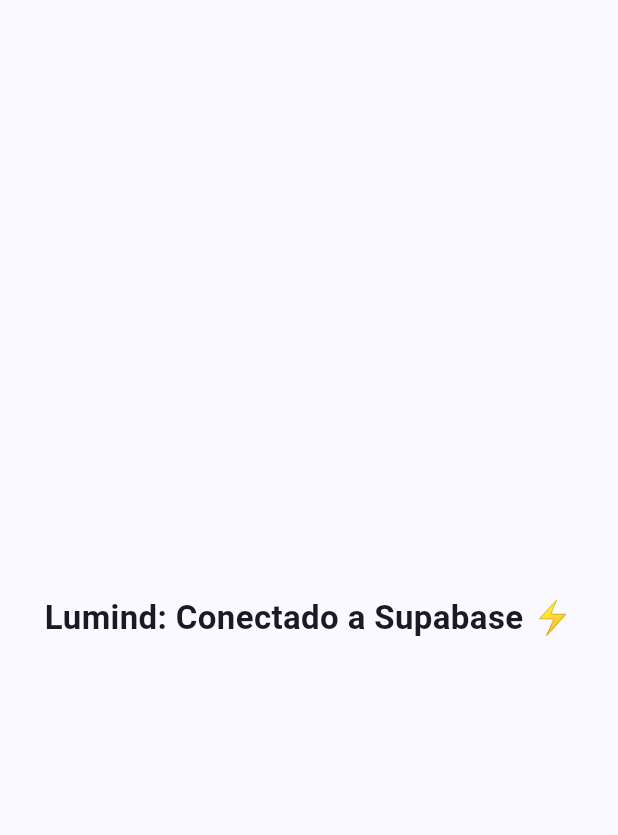
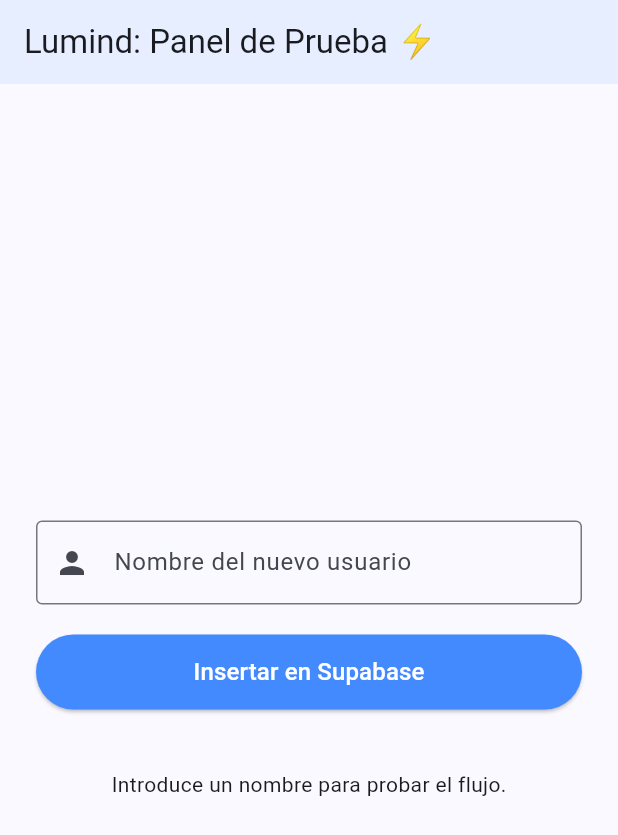
Before and after one commit to MeddinaDev/Lumind, a Flutter app: the screen it shows after launch, on a phone screen of 412 x 824 dp. Shown: the top 835 px of the screen. Run offline on Flutter 3.47's test engine with Material 3 defaults, Android fonts, the light colour scheme and no system bars; our stand-ins replace equatable, flutter_bloc, supabase_flutter; accounts and stored records are empty.

Commit message:
feat: Full Supabase integration and successful user insertion

```diff
--- a/lib/main.dart
+++ b/lib/main.dart
@@ -1,13 +1,21 @@
 import 'package:flutter/material.dart';
+import 'package:flutter_bloc/flutter_bloc.dart';
 import 'package:supabase_flutter/supabase_flutter.dart';
 
+// Importaciones de tus capas
+import 'data/datasources/usuario_remote_data_source.dart';
+import 'data/repositories/usuario_repository_impl.dart';
+import 'domain/usecases/crear_usuario_usecase.dart';
+import 'presentation/bloc/usuario/usuario_bloc.dart';
+import 'presentation/bloc/usuario/usuario_event.dart';
+import 'presentation/bloc/usuario/usuario_state.dart';
+
 void main() async {
-  // 1. Aseguramos que los bindings de Flutter estén listos antes de iniciar servicios asíncronos
   WidgetsFlutterBinding.ensureInitialized();
 
-  // 2. Inicializo la conexión con la base de datos en la nube
+  // Inicializamos Supabase
   await Supabase.initialize(
-    url: 'https://ubstaujgjthsfkccokws.supabase.co/rest/v1/',
+    url: 'https://ubstaujgjthsfkccokws.supabase.co',
     publishableKey: 'eyJhbGciOiJIUzI1NiIsInR5cCI6IkpXVCJ9.eyJpc3MiOiJzdXBhYmFzZSIsInJlZiI6InVic3RhdWpnanRoc2ZrY2Nva3dzIiwicm9sZSI6ImFub24iLCJpYXQiOjE3ODIwNjM0NjcsImV4cCI6MjA5NzYzOTQ2N30.SVsmLxkIiAfw0PAEQTPPxaH8bgPIvBTGpFzuescZ-B8',
   );
 
@@ -19,6 +27,14 @@
 
   @override
   Widget build(BuildContext context) {
+    // 1. Instanciamos el cliente de Supabase
+    final supabaseClient = Supabase.instance.client;
+
+    // 2. Inyectamos las dependencias siguiendo la Clean Architecture
+    final remoteDataSource = UsuarioRemoteDataSourceImpl(supabaseClient: supabaseClient);
+    final usuarioRepository = UsuarioRepositoryImpl(remoteDataSource: remoteDataSource);
+    final crearUsuarioUseCase = CrearUsuarioUseCase(usuarioRepository);
+
     return MaterialApp(
       title: 'Lumind',
       debugShowCheckedModeBanner: false,
@@ -26,15 +42,101 @@
         colorScheme: ColorScheme.fromSeed(seedColor: Colors.blueAccent),
         useMaterial3: true,
       ),
-      home: const Scaffold(
-        body: Center(
-          child: Text(
-            'Lumind: Conectado a Supabase ⚡️',
-            style: TextStyle(
-              fontSize: 22,
-              fontWeight: FontWeight.bold,
+      // 3. Proveemos el BLOC a toda la aplicación
+      home: BlocProvider(
+        create: (context) => UsuarioBloc(crearUsuarioUseCase: crearUsuarioUseCase),
+        child: const PantallaPruebaUsuario(),
+      ),
+    );
+  }
+}
+
+class PantallaPruebaUsuario extends StatefulWidget {
+  const PantallaPruebaUsuario({super.key});
+
+  @override
+  State<PantallaPruebaUsuario> createState() => _PantallaPruebaUsuarioState();
+}
+
+class _PantallaPruebaUsuarioState extends State<PantallaPruebaUsuario> {
+  final TextEditingController _nombreController = TextEditingController();
+
+  @override
+  void dispose() {
+    _nombreController.dispose();
+    super.dispose();
+  }
+
+  @override
+  Widget build(BuildContext context) {
+    return Scaffold(
+      appBar: AppBar(
+        title: const Text('Lumind: Panel de Prueba ⚡️'),
+        backgroundColor: Colors.blueAccent.withValues(alpha: 0.1),
+      ),
+      body: Padding(
+        padding: const EdgeInsets.all(24.0),
+        child: Column(
+          mainAxisAlignment: MainAxisAlignment.center,
+          children: [
+            TextField(
+              controller: _nombreController,
+              decoration: const InputDecoration(
+                labelText: 'Nombre del nuevo usuario',
+                border: OutlineInputBorder(),
+                prefixIcon: Icon(Icons.person),
+              ),
             ),
-          ),
+            const SizedBox(height: 20),
+            ElevatedButton(
+              style: ElevatedButton.styleFrom(
+                minimumSize: const Size.fromHeight(50),
+                backgroundColor: Colors.blueAccent,
+                foregroundColor: Colors.white,
+              ),
+              onPressed: () {
+                final nombre = _nombreController.text;
+                if (nombre.trim().isNotEmpty) {
+                  // Disparamos el evento hacia el BLOC
+                  context.read<UsuarioBloc>().add(CrearNuevoUsuario(nombre));
+                }
+              },
+              child: const Text('Insertar en Supabase', style: TextStyle(fontSize: 16)),
+            ),
+            const SizedBox(height: 40),
+            // El buscador de estados que redibuja la pantalla según el BLOC
+            BlocBuilder<UsuarioBloc, UsuarioState>(
+              builder: (context, state) {
+                if (state is UsuarioLoading) {
+                  return const CircularProgressIndicator();
+                } else if (state is UsuarioLoaded) {
+                  _nombreController.clear(); // Limpiamos el input si todo va bien
+                  return Card(
+                    color: Colors.green.withValues(alpha: 0.1),
+                    child: Padding(
+                      padding: const EdgeInsets.all(16.0),
+                      child: Column(
+                        children: [
+                          const Icon(Icons.check_circle, color: Colors.green, size: 40),
+                          const SizedBox(height: 10),
+                          Text('¡Usuario creado con éxito!', style: TextStyle(fontWeight: FontWeight.bold, color: Colors.green[800])),
+                          const SizedBox(height: 5),
+                          Text('Nombre: ${state.usuario.nombre}'),
+                          Text('UUID: ${state.usuario.id}', style: const TextStyle(fontSize: 11, color: Colors.grey)),
+                        ],
+                      ),
+                    ),
+                  );
+                } else if (state is UsuarioError) {
+                  return Text(
+                    'Error: ${state.message}',
+                    style: const TextStyle(color: Colors.red, fontWeight: FontWeight.bold),
+                  );
+                }
+                return const Text('Introduce un nombre para probar el flujo.');
+              },
+            ),
+          ],
         ),
       ),
     );
```
Also changed, not shown: 6 other files.
